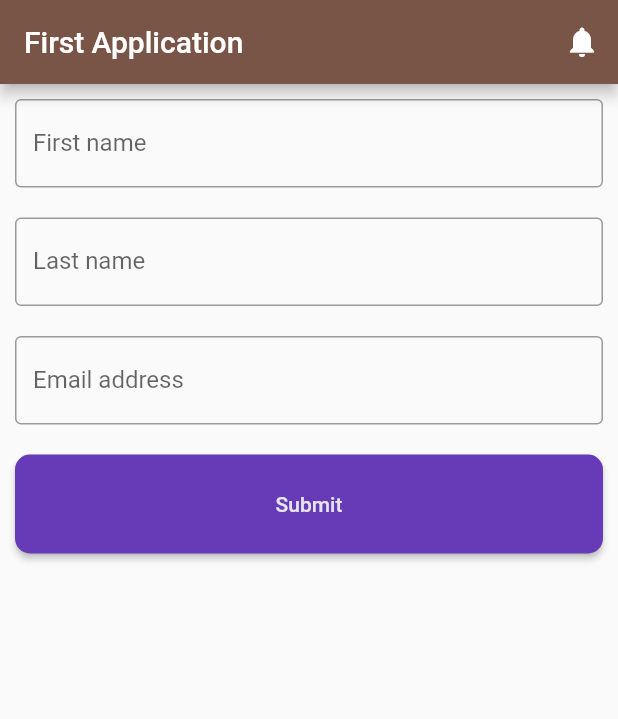
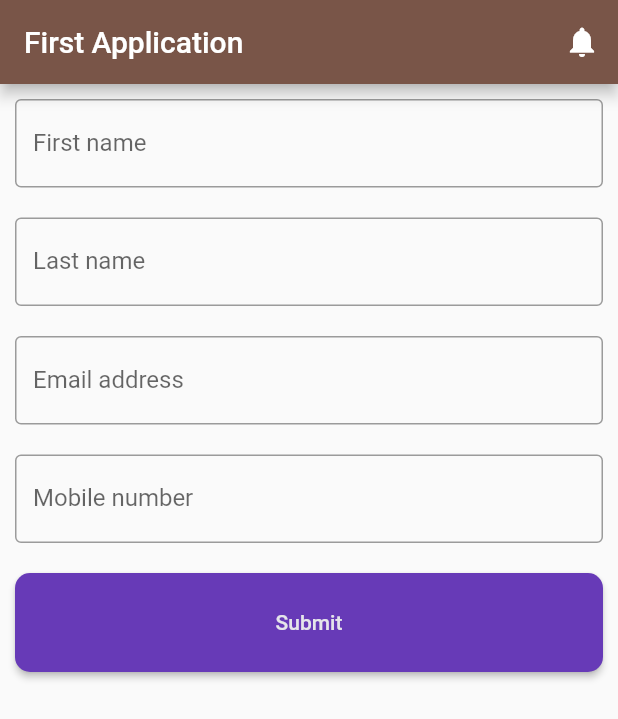
Before and after one commit to xahin96/flutter-1, a Flutter app: the screen it shows after launch, on a phone screen of 412 x 824 dp. Shown: the top 719 px of the screen. Run offline on Flutter 3.47's test engine with Material 2 defaults, Android fonts, the phone set to English and light mode, and no system bars.

Commit message:
form field added

```diff
--- a/lib/main.dart
+++ b/lib/main.dart
@@ -98,6 +98,13 @@ class HomeActivity extends StatelessWidget {
             ),
           ),
           Padding(
+            padding: EdgeInsets.all(10),
+            child: TextField(
+              decoration: InputDecoration(
+                  border: OutlineInputBorder(), labelText: 'Mobile number'),
+            ),
+          ),
+          Padding(
               padding: EdgeInsets.all(10),
               child: ElevatedButton(
                 onPressed: () {},
```
